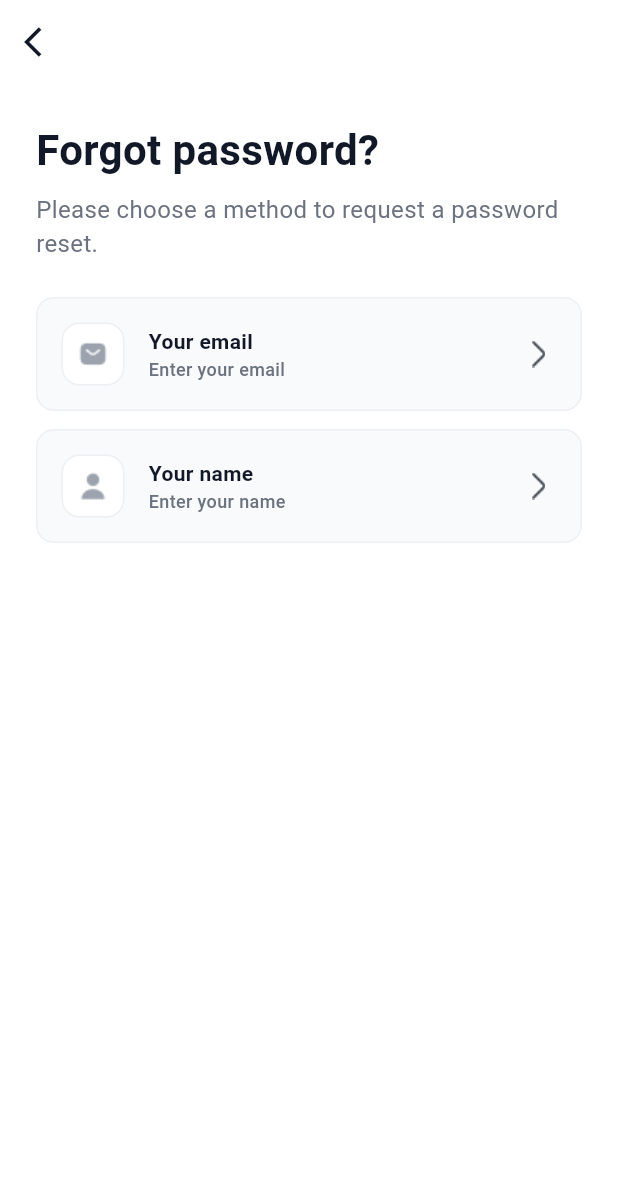
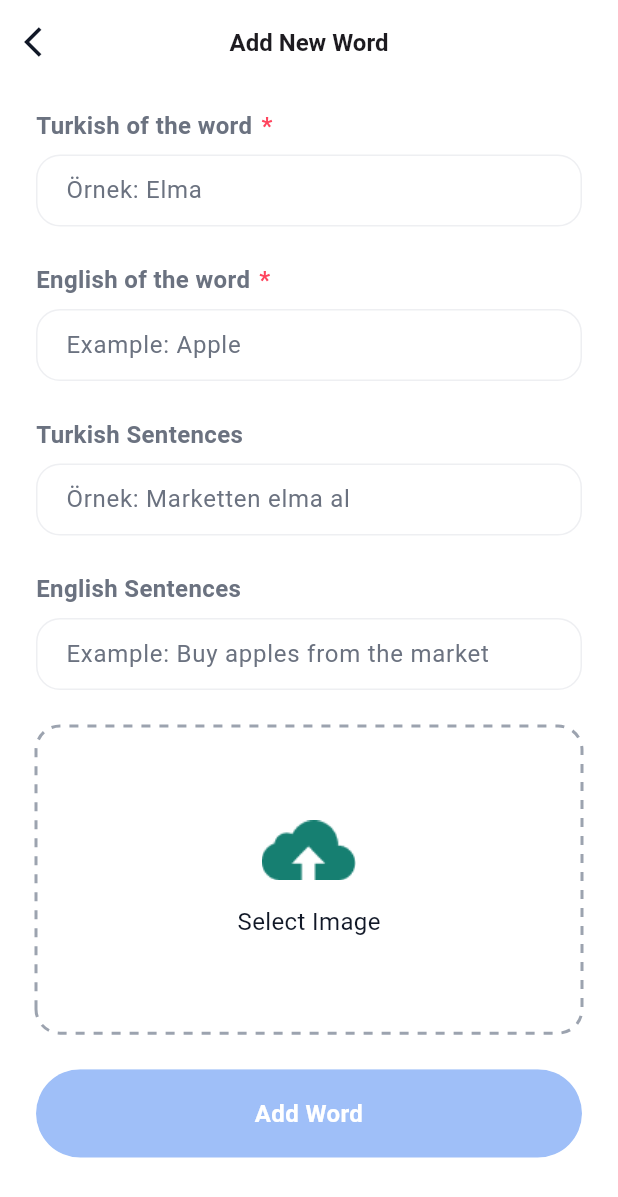
Before and after one commit to DargaHasanBasri/word_prime, a Flutter app: the screen it shows after launch, on a phone screen of 412 x 824 dp. Shown: the top 1197 px of the screen. Run offline on Flutter 3.47's test engine with Material 3 defaults, Android fonts, the light colour scheme and no system bars; drawn by our look-alikes of dotted_border; our stand-ins replace easy_localization, get_it.

Commit message:
Create add post page

```diff
--- a/lib/export.dart
+++ b/lib/export.dart
@@ -33,3 +33,6 @@ export 'package:word_prime/ui/pages/forgot_password/forgot_password_provider.dar
 export 'package:word_prime/ui/pages/forgot_password_method/forgot_password_method_page.dart';
 export 'package:word_prime/ui/pages/forgot_password_method/forgot_password_method_view_model.dart';
 export 'package:word_prime/ui/pages/forgot_password_method/forgot_password_method_provider.dart';
+export 'package:word_prime/ui/pages/add_post/add_post_page.dart';
+export 'package:word_prime/ui/pages/add_post/add_post_view_model.dart';
+export 'package:word_prime/ui/pages/add_post/add_post_provider.dart';
--- a/lib/main.dart
+++ b/lib/main.dart
@@ -40,7 +40,7 @@ class MyApp extends StatelessWidget {
       ),
       navigatorKey: locator<AppRoutes>().baseNavigatorKey,
       onGenerateRoute: Routes.generateRoute,
-      initialRoute: Routes.ForgotPassword,
+      initialRoute: Routes.AddPost,
       builder: (context, widget) {
         return widget!;
       },
--- a/lib/routes/app_routes.dart
+++ b/lib/routes/app_routes.dart
@@ -111,7 +111,7 @@ class AppRoutes {
     if (theKey.currentState!.canPop()) {
       theKey.currentState!.pop(arguments);
     } else {
-      navigateRemoveUntil(Routes.Splash, arguments: arguments);
+      navigateRemoveUntil(Routes.Login, arguments: arguments);
     }
     return Future.value(arguments);
   }
--- a/lib/routes/routes.dart
+++ b/lib/routes/routes.dart
@@ -8,6 +8,7 @@ final class Routes {
   static const String Register = 'registerProvider';
   static const String ForgotPassword = 'forgotPasswordProvider';
   static const String ForgotPasswordMethod = 'forgotPasswordMethodProvider';
+  static const String AddPost = 'addPostProvider';
 
   static Route<dynamic> generateRoute(RouteSettings settings) {
     switch (settings.name) {
@@ -38,6 +39,10 @@ final class Routes {
             whichMethod: methodType,
           ),
         );
+      case Routes.AddPost:
+        return MaterialPageRoute(
+          builder: (context) => const AddPostProvider(),
+        );
       default:
         return MaterialPageRoute(
           builder: (context) => Scaffold(
--- /dev/null
+++ b/lib/ui/pages/add_post/add_post_page.dart
@@ -0,0 +1,163 @@
+import 'package:word_prime/export.dart';
+import 'package:word_prime/ui/pages/add_post/components/add_photo_container.dart';
+
+class AddPostPage extends StatefulWidget {
+  const AddPostPage({super.key});
+
+  @override
+  State<AddPostPage> createState() => _AddPostPageState();
+}
+
+class _AddPostPageState extends BaseStatefulState<AddPostPage> {
+  late final AddPostViewModel _vm;
+
+  TextEditingController _turkishWordController = TextEditingController();
+  TextEditingController _turkishSentencesController = TextEditingController();
+  TextEditingController _englishWordController = TextEditingController();
+  TextEditingController _englishSentencesController = TextEditingController();
+
+  @override
+  void initState() {
+    _vm = Provider.of<AddPostViewModel>(context, listen: false);
+    super.initState();
+  }
+
+  @override
+  Widget build(BuildContext context) {
+    return Scaffold(
+      backgroundColor: AppColors.white,
+      appBar: _buildAppBar(),
+      body: Padding(
+        padding: AppPaddings.appPaddingHorizontal,
+        child: _buildBody(),
+      ),
+    );
+  }
+
+  Widget _buildBody() {
+    return SingleChildScrollView(
+      child: Column(
+        crossAxisAlignment: CrossAxisAlignment.stretch,
+        children: [
+          SizedBox(height: 16),
+          ValueListenableBuilder(
+            valueListenable: _vm.turkishWordInput,
+            builder: (_, __, ___) {
+              return CustomTextFormField(
+                controller: _turkishWordController,
+                textFieldTitle: LocaleKeys.addPost_turkishWordTitle.locale,
+                textFieldTitleColor: AppColors.paleSky,
+                isRequired: true,
+                hintText: LocaleKeys.addPost_exampleTurkishWord.locale,
+                hintTextColor: AppColors.paleSky,
+                onChanged: (String text) {
+                  _vm.turkishWordInput.value = text;
+                },
+              );
+            },
+          ),
+          ValueListenableBuilder(
+            valueListenable: _vm.englishWordInput,
+            builder: (_, __, ___) {
+              return Padding(
+                padding: AppPaddings.appPaddingVertical,
+                child: CustomTextFormField(
+                  controller: _englishWordController,
+                  textFieldTitle: LocaleKeys.addPost_englishWordTitle.locale,
+                  textFieldTitleColor: AppColors.paleSky,
+                  isRequired: true,
+                  hintText: LocaleKeys.addPost_exampleEnglishWord.locale,
+                  hintTextColor: AppColors.paleSky,
+                  onChanged: (String text) {
+                    _vm.englishWordInput.value = text;
+                  },
+                ),
+              );
+            },
+          ),
+          ValueListenableBuilder(
+            valueListenable: _vm.turkishSentencesInput,
+            builder: (_, __, ___) {
+              return CustomTextFormField(
+                controller: _turkishSentencesController,
+                textFieldTitle: LocaleKeys.addPost_turkishSentencesTitle.locale,
+                textFieldTitleColor: AppColors.paleSky,
+                hintText: LocaleKeys.addPost_exampleTurkishSentences.locale,
+                hintTextColor: AppColors.paleSky,
+                onChanged: (String text) {
+                  _vm.turkishSentencesInput.value = text;
+                },
+              );
+            },
+          ),
+          ValueListenableBuilder(
+            valueListenable: _vm.englishSentencesInput,
+            builder: (_, __, ___) {
+              return Padding(
+                padding: AppPaddings.appPaddingVertical,
+                child: CustomTextFormField(
+                  controller: _englishSentencesController,
+                  textInputAction: TextInputAction.done,
+                  textFieldTitle:
+                      LocaleKeys.addPost_englishSentencesTitle.locale,
+                  textFieldTitleColor: AppColors.paleSky,
+                  hintText: LocaleKeys.addPost_exampleEnglishSentences.locale,
+                  hintTextColor: AppColors.paleSky,
+                  onChanged: (String text) {
+                    _vm.englishSentencesInput.value = text;
+                  },
+                ),
+              );
+            },
+          ),
+          AddPhotoContainer(
+            onTap: () {},
+          ),
+          ValueListenableBuilder(
+            valueListenable: _vm.englishWordInput,
+            builder: (_, __, ___) {
+              return ValueListenableBuilder(
+                valueListenable: _vm.turkishWordInput,
+                builder: (_, __, ___) {
+                  return Padding(
+                    padding: AppPaddings.appPaddingVertical,
+                    child: CustomButton(
+                      title: LocaleKeys.addPost_buttonTitle.locale,
+                      backgroundColor: _vm.isEmptyInputText()
+                          ? AppColors.cornflowerBlue.withOpacity(0.4)
+                          : AppColors.cornflowerBlue,
+                      onClick: () {},
+                    ),
+                  );
+                },
+              );
+            },
+          )
+        ],
+      ),
+    );
+  }
+
+  AppBar _buildAppBar() {
+    return AppBar(
+      backgroundColor: AppColors.white,
+      elevation: 0,
+      forceMaterialTransparency: true,
+      leading: IconButton(
+        onPressed: () => appRoutes.popIfBackStackNotEmpty(),
+        color: AppColors.mirage,
+        icon: Icon(
+          Icons.arrow_back_ios,
+        ),
+      ),
+      title: Text(
+        LocaleKeys.addPost_title.locale,
+        style: TextStyle(
+          fontSize: 16,
+          fontWeight: FontWeight.w700,
+        ),
+      ),
+      centerTitle: true,
+    );
+  }
+}
--- /dev/null
+++ b/lib/ui/pages/add_post/add_post_provider.dart
@@ -0,0 +1,13 @@
+import 'package:word_prime/export.dart';
+
+class AddPostProvider extends StatelessWidget {
+  const AddPostProvider({super.key});
+
+  @override
+  Widget build(BuildContext context) {
+    return ChangeNotifierProvider(
+      create: (context) => AddPostViewModel(),
+      child: const AddPostPage(),
+    );
+  }
+}
--- /dev/null
+++ b/lib/ui/pages/add_post/add_post_view_model.dart
@@ -0,0 +1,16 @@
+import 'package:word_prime/export.dart';
+
+class AddPostViewModel extends BaseViewModel {
+  /// Variables in which I store the changes of turkishWord-turkishSentences and
+  /// englishWord-englishSentences values in the text form field
+  ValueNotifier<String> turkishWordInput = ValueNotifier('');
+  ValueNotifier<String> englishWordInput = ValueNotifier('');
+  ValueNotifier<String> turkishSentencesInput = ValueNotifier('');
+  ValueNotifier<String> englishSentencesInput = ValueNotifier('');
+
+  /// Check whether the contents of the turkishWord and englishWord variables are empty
+  bool isEmptyInputText() {
+    if (turkishWordInput.value.isEmpty || englishWordInput.value.isEmpty) return true;
+    return false;
+  }
+}
--- /dev/null
+++ b/lib/ui/pages/add_post/components/add_photo_container.dart
@@ -0,0 +1,54 @@
+import 'package:dotted_border/dotted_border.dart';
+import 'package:word_prime/export.dart';
+
+class AddPhotoContainer extends StatelessWidget {
+  final VoidCallback onTap;
+  const AddPhotoContainer({
+    super.key,
+    required this.onTap,
+  });
+
+  @override
+  Widget build(BuildContext context) {
+    return AspectRatio(
+      aspectRatio: 16 / 9,
+      child: DottedBorder(
+        borderType: BorderType.RRect,
+        radius: Radius.circular(16),
+        dashPattern: [6, 6],
+        color: AppColors.santaGrey,
+        strokeWidth: 2,
+        child: ClipRRect(
+          borderRadius: BorderRadius.circular(16),
+          child: InkWell(
+            borderRadius: BorderRadius.circular(16),
+            onTap: () => onTap.call(),
+            child: Ink(
+              decoration: BoxDecoration(
+                color: Colors.transparent,
+                borderRadius: BorderRadius.circular(16),
+              ),
+              child: Center(
+                child: Column(
+                  mainAxisAlignment: MainAxisAlignment.center,
+                  children: [
+                    Image.asset(AppAssets.icAddPhotoPath),
+                    SizedBox(height: 16),
+                    Text(
+                      LocaleKeys.addPost_selectImage.locale,
+                      style: TextStyle(
+                        color: AppColors.mirage,
+                        fontSize: 16,
+                        fontWeight: FontWeight.w400,
+                      ),
+                    ),
+                  ],
+                ),
+              ),
+            ),
+          ),
+        ),
+      ),
+    );
+  }
+}
--- a/lib/ui/widgets/custom_text_form_field.dart
+++ b/lib/ui/widgets/custom_text_form_field.dart
@@ -5,6 +5,7 @@ class CustomTextFormField extends StatelessWidget {
   const CustomTextFormField({
     required this.controller,
     this.hintTextColor,
+    this.textFieldTitleColor,
     super.key,
     TextInputType? inputType,
     TextInputAction? textInputAction,
@@ -44,6 +45,7 @@ class CustomTextFormField extends StatelessWidget {
   final double borderRadius;
   final Color textFieldBgColor;
   final Color? hintTextColor;
+  final Color? textFieldTitleColor;
   final bool isAutoTrue;
   final bool isPrefixIcon;
   final bool isSuffixIcon;
@@ -63,6 +65,8 @@ class CustomTextFormField extends StatelessWidget {
           textInputAction: textInputAction,
           onChanged: _onChanged,
           style: TextStyle(
+            decoration: TextDecoration.none,
+            decorationThickness: 0,
             color: AppColors.mirage,
             fontSize: 16,
             fontWeight: FontWeight.w400,
@@ -84,8 +88,8 @@ class CustomTextFormField extends StatelessWidget {
             filled: true,
             fillColor: textFieldBgColor,
             contentPadding: const EdgeInsets.symmetric(
-              horizontal: 12,
-              vertical: 16,
+              horizontal: 16,
+              vertical: 12,
             ),
             border: OutlineInputBorder(
               borderRadius: BorderRadius.circular(borderRadius),
@@ -124,8 +128,8 @@ class CustomTextFormField extends StatelessWidget {
               textFieldTitle,
               style: TextStyle(
                 fontSize: 16,
-                color: AppColors.white.withOpacity(0.87),
-                fontWeight: FontWeight.w400,
+                color: textFieldTitleColor ?? AppColors.white,
+                fontWeight: FontWeight.w700,
               ),
             ),
             const SizedBox(width: 6),
@@ -133,7 +137,9 @@ class CustomTextFormField extends StatelessWidget {
               Text(
                 '*',
                 style: TextStyle(
-                  color: AppColors.white.withOpacity(0.87),
+                  color: AppColors.watermelon,
+                  fontSize: 16,
+                  fontWeight: FontWeight.w700,
                 ),
               ),
           ],
--- a/lib/utils/app_assets.dart
+++ b/lib/utils/app_assets.dart
@@ -12,6 +12,8 @@ final class AppAssets {
   static String icArrowBackRightPath = _imagePath('ic_arrow_back_right');
   static String icArrowBackLeftPath = _imagePath('ic_arrow_back_left');
   static String icArrowDownPath = _imagePath('ic_arrow_down');
+  static String icAddPhotoPath = _imagePath('ic_add_photo');
+  static String imgSuccessfulPath = _imagePath('img_successful');
 
   static String _imagePath(String fileName) => '$_basePath$fileName.png';
 }
--- a/lib/utils/app_colors.dart
+++ b/lib/utils/app_colors.dart
@@ -10,4 +10,5 @@ final class AppColors {
   static Color santaGrey = const Color(0xff9CA3AF);
   static Color softPeach = const Color(0xffEEEFF2);
   static Color alabaster = const Color(0xffF9FAFB);
+  static Color watermelon = const Color(0xffFF445D);
 }
--- a/pubspec.yaml
+++ b/pubspec.yaml
@@ -16,6 +16,7 @@ dependencies:
   get_it: ^8.0.0
   provider: ^6.1.2
   easy_localization: ^3.0.7
+  dotted_border: ^2.1.0
 
 dev_dependencies:
   flutter_test:
```
Also changed, not shown: assets/langs/en-US.json (+16 -0 lines), assets/langs/tr-TR.json (+16 -0 lines), assets/images/ic_add_photo.png (added), assets/images/img_successful.png (added), lib/generated/locale_keys.g.dart, pubspec.lock.
